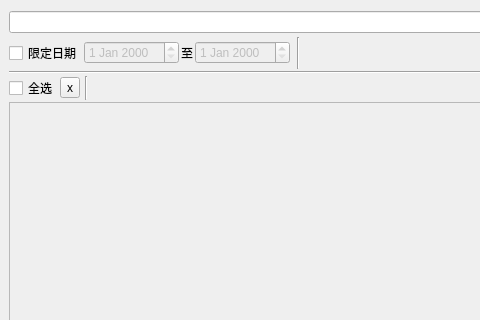
Before: the Qt Designer form textview.ui in tsukishima1321/Closet, drawn with Qt 5; both pictures show x 0 to 480 and y 0 to 320 of the 1008 by 598 pixel window.
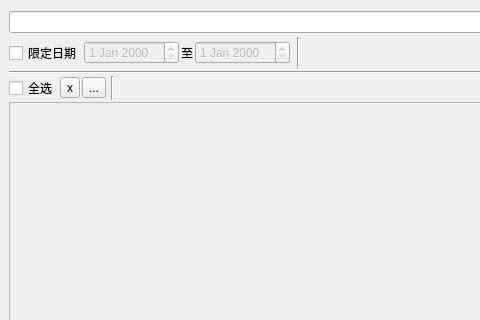
After: the same form once the commit is applied. Custom widgets are drawn as their Qt base class.

```diff
--- a/textview.ui
+++ b/textview.ui
@@ -218,6 +218,13 @@
         </property>
        </widget>
       </item>
+      <item>
+       <widget class="QToolButton" name="combineButton">
+        <property name="text">
+         <string>...</string>
+        </property>
+       </widget>
+      </item>
       <item>
        <spacer name="horizontalSpacer_11">
         <property name="orientation">
```
